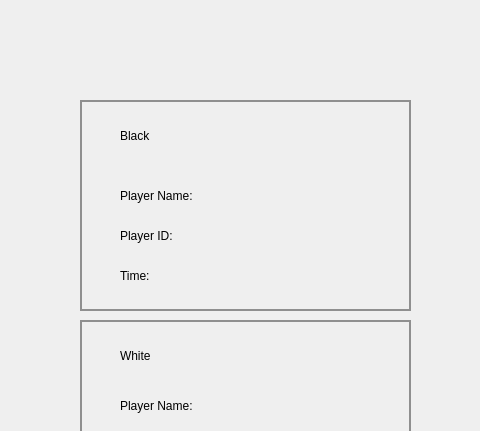
Dionysen/gobang, file gobang-client/online/onlinegame.ui: the form before one commit; both pictures show x 520 to 1000 and y 0 to 431 of the 1000 by 711 pixel window.
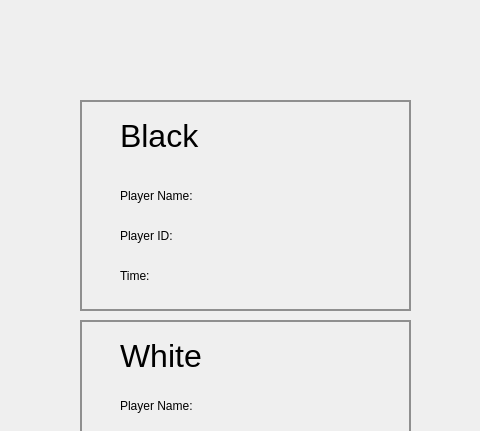
The form after the commit.

What changed in the file:
```diff
--- a/gobang-client/online/onlinegame.ui
+++ b/gobang-client/online/onlinegame.ui
@@ -87,6 +87,11 @@
      <height>31</height>
     </rect>
    </property>
+   <property name="font">
+    <font>
+     <pointsize>24</pointsize>
+    </font>
+   </property>
    <property name="text">
     <string>Black</string>
    </property>
@@ -126,6 +131,11 @@
      <height>31</height>
     </rect>
    </property>
+   <property name="font">
+    <font>
+     <pointsize>24</pointsize>
+    </font>
+   </property>
    <property name="text">
     <string>White</string>
    </property>
```
